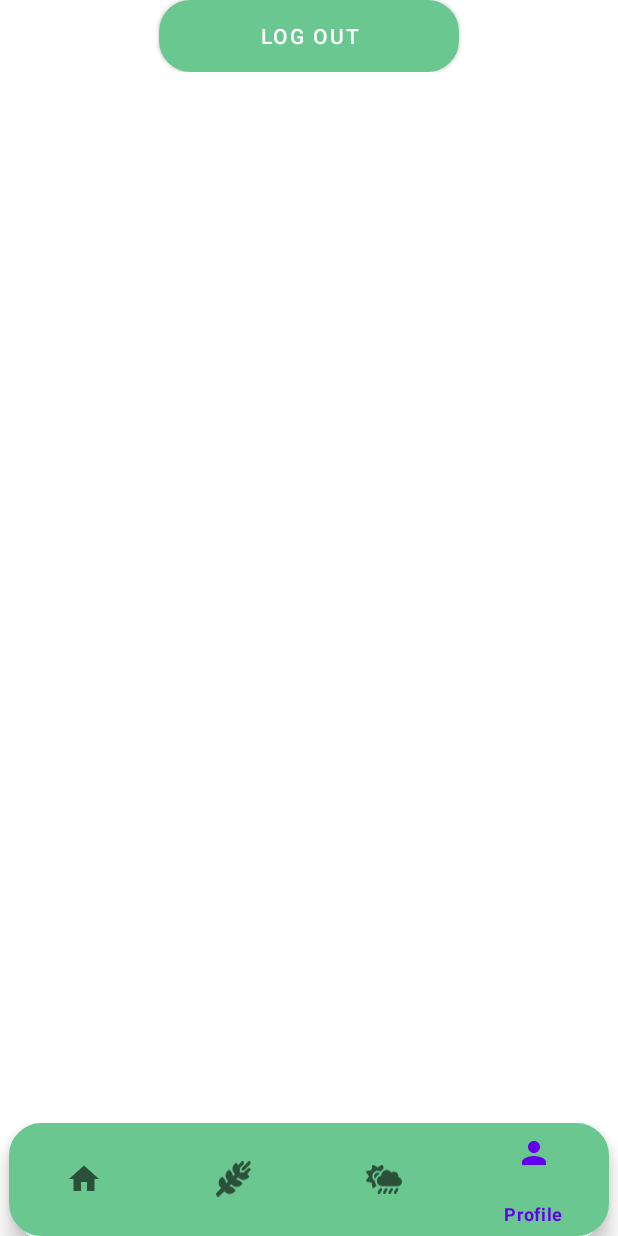
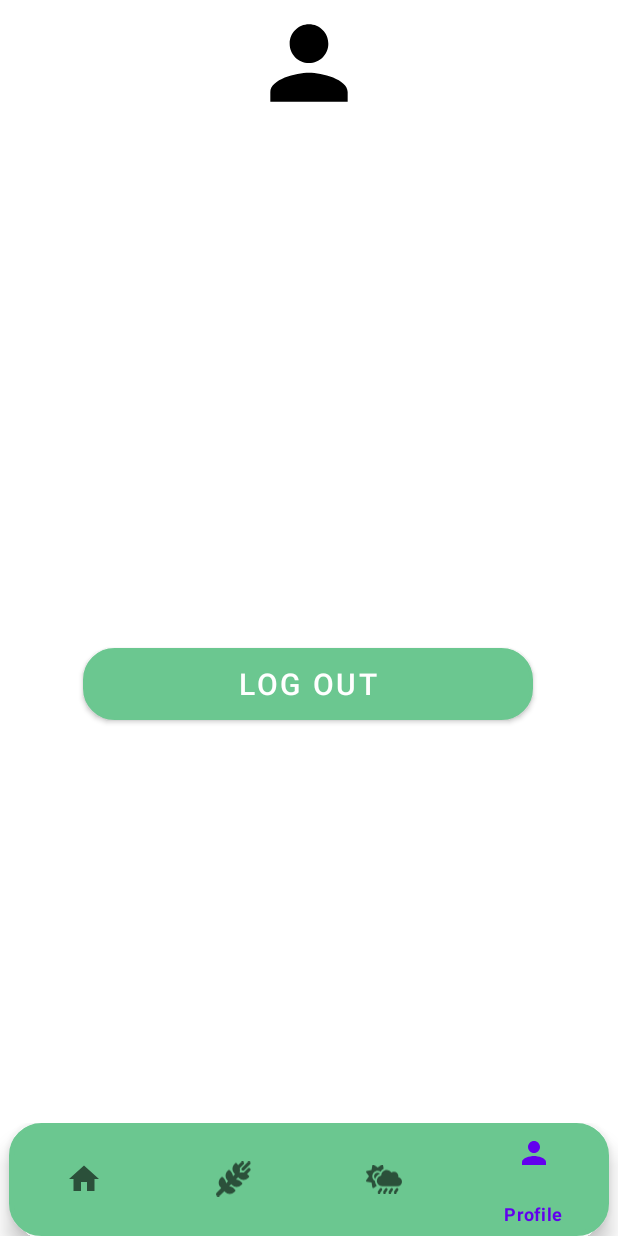
Before and after one commit to GeekyCats/Krishi, an Android app: the fragment Weather placed in its activity, item 4 of the bottom bar chosen, on a phone screen of 412 x 824 dp. Run offline under Robolectric (Android 15) with nearby library versions, the phone set to English and light mode, and no system bars; our stand-ins replace Volley; libraries missing offline, so code that uses them is left out: pub.devrel.easypermissions; network calls fail; pictures from the network do not load.

Commit message:
LogOut bug fixed :tada:

```diff
--- a/Krishi/app/src/main/java/com/example/krishi/home/Weather.java
+++ b/Krishi/app/src/main/java/com/example/krishi/home/Weather.java
@@ -3,6 +3,10 @@ package com.example.krishi.home;
 import android.Manifest;
 import android.annotation.SuppressLint;
 import android.content.Context;
+import android.content.pm.PackageManager;
+import android.location.Location;
+import android.location.LocationListener;
+import android.location.LocationManager;
 import android.os.Bundle;
 import android.view.LayoutInflater;
 import android.view.View;
@@ -10,8 +14,11 @@ import android.view.ViewGroup;
 import android.widget.ImageView;
 import android.widget.TextView;
 import android.widget.Toast;
+
 import androidx.annotation.NonNull;
+import androidx.core.app.ActivityCompat;
 import androidx.fragment.app.Fragment;
+
 import com.android.volley.Request;
 import com.android.volley.RequestQueue;
 import com.android.volley.Response;
@@ -32,7 +39,7 @@ import pub.devrel.easypermissions.EasyPermissions;
 
 public class Weather extends Fragment {
 
-    TextView city,temp,humidity,rainfall,feels_like,condition;
+    TextView city, temp, humidity, rainfall, feels_like, condition;
     ImageView icon;
 
     Context context;
@@ -41,10 +48,14 @@ public class Weather extends Fragment {
 
     String api_url = "https://api.weatherapi.com/v1/current.json?key=bb0c2c73eebf4e3b914173924230702&q=";
 
-    double lat,lon;
-    FusedLocationProviderClient fusedLocationProviderClient;
+    double lat, lon;
 
-    private final int REQUEST_LOCATION_PERMISSION = 1;
+    Location currentLocation;
+    LocationManager locationManager;
+
+    Location locationByGPS, locationByNetwork;
+
+
     @Override
     public void onCreate(Bundle savedInstanceState) {
 
@@ -61,7 +72,7 @@ public class Weather extends Fragment {
         city = view.findViewById(R.id.city);
         temp = view.findViewById(R.id.temp_condition);
         humidity = view.findViewById(R.id.humidity_value);
-        rainfall= view.findViewById(R.id.rainfall);
+        rainfall = view.findViewById(R.id.rainfall);
         feels_like = view.findViewById(R.id.feels_like);
         condition = view.findViewById(R.id.condition);
         icon = view.findViewById(R.id.weather_resource);
@@ -70,33 +81,16 @@ public class Weather extends Fragment {
         queue = Volley.newRequestQueue(requireContext());
 
         assert context != null;
-        fusedLocationProviderClient = LocationServices.getFusedLocationProviderClient(requireContext());
+        locationManager = (LocationManager) context.getSystemService(Context.LOCATION_SERVICE);
 
-        requestLocationPermission();
-
-//        Toast.makeText(context, "ok1", Toast.LENGTH_SHORT).show();
-        obtainLocation();
-
+        getTemp();
 
         return view;
     }
 
-    @SuppressLint("MissingPermission")
-    private void obtainLocation() {
-//        Toast.makeText(context, "ok2", Toast.LENGTH_SHORT).show();
-        fusedLocationProviderClient.getLastLocation().addOnSuccessListener(location -> {
-            if (location != null) {
-                lat = location.getLatitude();
-                lon = location.getLongitude();
-//                Toast.makeText(context, "ok3", Toast.LENGTH_SHORT).show();
-                getTemp();
-            }
-        });
-    }
-
     private void getTemp() {
 
-//        Toast.makeText(context, "ok4", Toast.LENGTH_SHORT).show();
+        getLastLocation();
         api_url = api_url + lat + "," + lon;
         System.out.println(api_url);
         JsonObjectRequest jsonObjectRequest = new JsonObjectRequest(
@@ -106,7 +100,7 @@ public class Weather extends Fragment {
                 try {
                     System.out.println("recieved response");
                     JSONObject location = response.getJSONObject("location");
-                    JSONObject current =  response.getJSONObject("current");
+                    JSONObject current = response.getJSONObject("current");
 
                     String cityName = location.getString("name");
 
@@ -114,7 +108,7 @@ public class Weather extends Fragment {
                     int temp2 = (int) Math.round(temp1);
                     String temperature = String.valueOf(temp2);
 
-                    double feels_like1 =current.getDouble("feelslike_c");
+                    double feels_like1 = current.getDouble("feelslike_c");
                     int feels_like2 = (int) Math.round(feels_like1);
                     String feelsLike = String.valueOf(feels_like2);
 
@@ -130,8 +124,8 @@ public class Weather extends Fragment {
 
                     int id = condition.getInt("code");
 
-                    WeatherResponse weatherResponse = new WeatherResponse(cityName,temperature,humidity2,
-                            feelsLike,condition1,rainfall1,id);
+                    WeatherResponse weatherResponse = new WeatherResponse(cityName, temperature, humidity2,
+                            feelsLike, condition1, rainfall1, id);
 
                     setParameters(weatherResponse);
 
@@ -143,63 +137,126 @@ public class Weather extends Fragment {
         }, new Response.ErrorListener() {
             @Override
             public void onErrorResponse(VolleyError error) {
-//                Toast.makeText(requireContext(), error.toString(), Toast.LENGTH_SHORT).show();
+                Toast.makeText(context, error.toString(), Toast.LENGTH_SHORT).show();
             }
         });
         queue.add(jsonObjectRequest);
     }
 
     private void setParameters(WeatherResponse weatherResponse) {
-//        Toast.makeText(context, "ok7", Toast.LENGTH_SHORT).show();
+
         city.setText(weatherResponse.getCity());
-        temp.setText(weatherResponse.getTemp()+"°C");
+        temp.setText(weatherResponse.getTemp() + "°C");
         humidity.setText(weatherResponse.getHumidity());
         rainfall.setText(weatherResponse.getRainfall());
         feels_like.setText(weatherResponse.getFeels_like());
         condition.setText(weatherResponse.getCondition());
 
         int id = weatherResponse.getId();
-        if(id==1273 || id==1276 || id==1279 || id==1282 || id==1087){
+        if (id == 1273 || id == 1276 || id == 1279 || id == 1282 || id == 1087) {
             icon.setImageResource(R.drawable.thunderstorm);
-        }
-        else if(id==1063 || id==1072 || id==1153 || id==1168 || id==1180 || id==1183 || id==1186 || id==1189
-                || id==1204 || id==1207 || id==1240 || id==1243 || id==1246 || id==1261 || id==1264){
+        } else if (id == 1063 || id == 1072 || id == 1153 || id == 1168 || id == 1180 || id == 1183 || id == 1186 || id == 1189
+                || id == 1204 || id == 1207 || id == 1240 || id == 1243 || id == 1246 || id == 1261 || id == 1264) {
             icon.setImageResource(R.drawable.drizzle);
-        }
-        else if(id==1192 || id==1195 || id==1201 || id==1198 || id==1249 || id==1252 || id==1255 || id==1258){
+        } else if (id == 1192 || id == 1195 || id == 1201 || id == 1198 || id == 1249 || id == 1252 || id == 1255 || id == 1258) {
             icon.setImageResource(R.drawable.rain);
-        }
-        else if(id==1066 || id==114 || id == 1210 || id==1213 || id==1216 || id==1219 || id==1222 || id==1225){
+        } else if (id == 1066 || id == 114 || id == 1210 || id == 1213 || id == 1216 || id == 1219 || id == 1222 || id == 1225) {
             icon.setImageResource(R.drawable.snow);
-        }
-        else if(id==1030||id==1135||id==1147){
+        } else if (id == 1030 || id == 1135 || id == 1147) {
             icon.setImageResource(R.drawable.fog);
-        }
-        else if(id==1000){
+        } else if (id == 1000) {
             icon.setImageResource(R.drawable.sunny);
-        }
-        else if(id==1003 || id==1006 || id==1009){
+        } else if (id == 1003 || id == 1006 || id == 1009) {
             icon.setImageResource(R.drawable.clouds);
         }
     }
-    @Override
-    public void onRequestPermissionsResult(int requestCode, @NonNull String[] permissions, @NonNull int[] grantResults) {
-        super.onRequestPermissionsResult(requestCode, permissions, grantResults);
 
-        // Forward results to EasyPermissions
-        EasyPermissions.onRequestPermissionsResult(requestCode, permissions, grantResults, this);
+    public void getLastLocation() {
+
+        boolean hasGPS = locationManager.isProviderEnabled(LocationManager.GPS_PROVIDER);
+        boolean hasNetwork = locationManager.isProviderEnabled(LocationManager.NETWORK_PROVIDER);
+        LocationListener gpsLocationListener = new LocationListener() {
+
+            @Override
+            public void onLocationChanged(Location location) {
+                locationByGPS = location;
+            }
+
+            @Override
+            public void onStatusChanged(String provider, int status, Bundle extras) {
+
+            }
+
+            @Override
+            public void onProviderEnabled(String provider) {
+
+            }
+
+            @Override
+            public void onProviderDisabled(String provider) {
+
+            }
+        };
+
+        LocationListener networkLocationListener = new LocationListener() {
+            @Override
+            public void onLocationChanged(Location location) {
+                locationByNetwork = location;
+            }
+
+            @Override
+            public void onStatusChanged(String provider, int status, Bundle extras) {
+
+            }
+
+            @Override
+            public void onProviderEnabled(String provider) {
+
+            }
+
+            @Override
+            public void onProviderDisabled(String provider) {
+
+            }
+        };
+
+        if (hasGPS) {
+            if (ActivityCompat.checkSelfPermission(requireContext(), Manifest.permission.ACCESS_FINE_LOCATION) !=
+                    PackageManager.PERMISSION_GRANTED &&
+                    ActivityCompat.checkSelfPermission(requireContext(), Manifest.permission.ACCESS_COARSE_LOCATION)
+                            != PackageManager.PERMISSION_GRANTED) {
+                // TODO: Consider calling
+                //    ActivityCompat#requestPermissions
+                // here to request the missing permissions, and then overriding
+                //   public void onRequestPermissionsResult(int requestCode, String[] permissions,
+                //                                          int[] grantResults)
+                // to handle the case where the user grants the permission. See the documentation
+                // for ActivityCompat#requestPermissions for more details.
+                return;
+            }
+            locationManager.requestLocationUpdates(LocationManager.GPS_PROVIDER, 5000, 0F, gpsLocationListener);
+        }
+        if (hasNetwork) {
+            locationManager.requestLocationUpdates(LocationManager.NETWORK_PROVIDER, 5000, 0F, networkLocationListener);
+        }
+
+        Location lastKnownLocationByGPS = locationManager.getLastKnownLocation(LocationManager.GPS_PROVIDER);
+        if(lastKnownLocationByGPS != null){
+            locationByGPS = lastKnownLocationByGPS;
+        }
+
+        Location lastKnownLocationByNetwork = locationManager.getLastKnownLocation(LocationManager.NETWORK_PROVIDER);
+        if(lastKnownLocationByNetwork != null){
+            locationByNetwork = lastKnownLocationByNetwork;
+        }
+        if(locationByGPS!=null && locationByNetwork!=null){
+            if(locationByGPS.getAccuracy()>locationByNetwork.getAccuracy()){
+                currentLocation = locationByNetwork;
+        }else{
+                currentLocation = locationByGPS;
+            }
+            lat = currentLocation.getLatitude();
+            lon = currentLocation.getLongitude();
     }
-
-    @AfterPermissionGranted(REQUEST_LOCATION_PERMISSION)
-    public void requestLocationPermission() {
-        String[] perms = {Manifest.permission.ACCESS_FINE_LOCATION};
-        if(EasyPermissions.hasPermissions(requireContext(), perms)) {
-//            Toast.makeText(requireContext(), "Permission already granted", Toast.LENGTH_SHORT).show();
-        }
-        else {
-            EasyPermissions.requestPermissions(this, "Please grant the location permission", REQUEST_LOCATION_PERMISSION, perms);
-        }
-    }
-
-
 }
+}
--- a/Krishi/app/src/main/res/layout/fragment_person.xml
+++ b/Krishi/app/src/main/res/layout/fragment_person.xml
@@ -1,18 +1,35 @@
 <?xml version="1.0" encoding="utf-8"?>
-<FrameLayout xmlns:android="http://schemas.android.com/apk/res/android"
+<androidx.constraintlayout.widget.ConstraintLayout xmlns:android="http://schemas.android.com/apk/res/android"
+    xmlns:app="http://schemas.android.com/apk/res-auto"
     xmlns:tools="http://schemas.android.com/tools"
     android:layout_width="match_parent"
     android:layout_height="match_parent"
-    xmlns:app="http://schemas.android.com/apk/res-auto"
     tools:context=".home.Person">
 
     <Button
         android:id="@+id/btn_logout"
-        android:layout_width="200dp"
+        android:layout_width="300dp"
         android:layout_height="48dp"
         android:layout_gravity="center"
+        android:layout_marginBottom="84dp"
         android:background="@drawable/rounded_corner"
         android:backgroundTint="@color/colorPrimary"
+        android:text="Log Out"
+        android:textSize="20sp"
         app:backgroundTint="@color/colorPrimary"
-        android:text="Log Out" />
-</FrameLayout>
+        app:layout_constraintBottom_toBottomOf="parent"
+        app:layout_constraintEnd_toEndOf="parent"
+        app:layout_constraintHorizontal_bias="0.495"
+        app:layout_constraintStart_toStartOf="parent" />
+
+    <ImageView
+        android:id="@+id/imageView3"
+        android:layout_width="77dp"
+        android:layout_height="84dp"
+        android:layout_marginBottom="348dp"
+        android:src="@drawable/baseline_person_24"
+        app:layout_constraintBottom_toTopOf="@+id/btn_logout"
+        app:layout_constraintEnd_toEndOf="parent"
+        app:layout_constraintStart_toStartOf="parent"
+        app:layout_constraintTop_toTopOf="parent" />
+</androidx.constraintlayout.widget.ConstraintLayout>
```
Also changed, not shown: Krishi/app/src/main/java/com/example/krishi/home/Person.java (+13 -2 lines).
